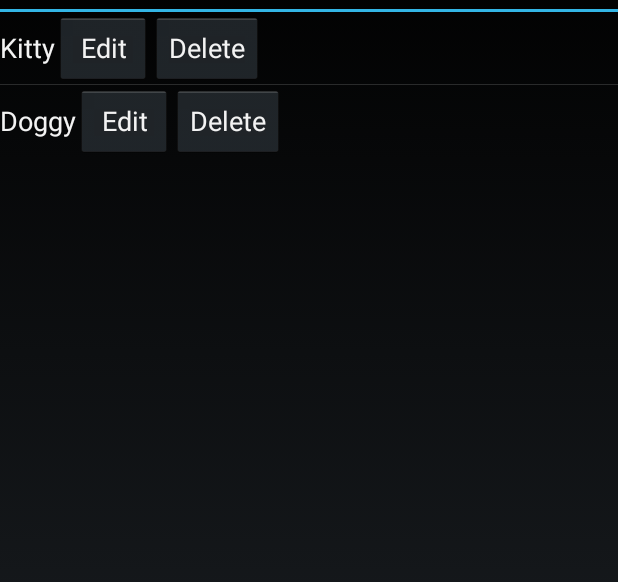
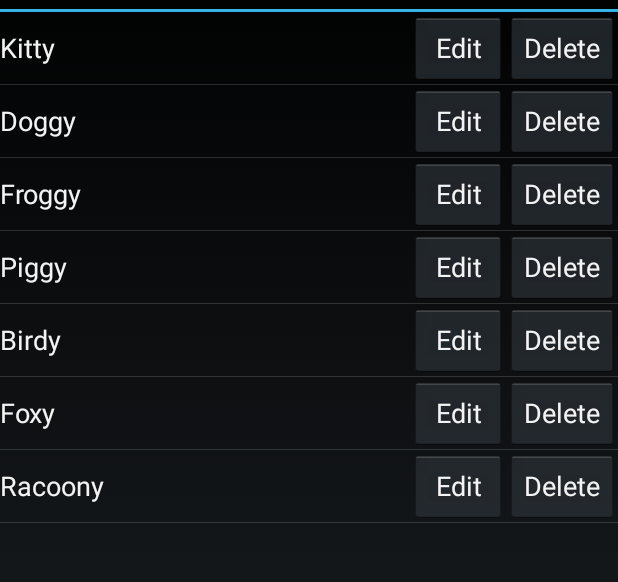
Before and after one commit to mikezanogit/ASCIITTY, an Android app: the screen it shows after launch (MainActivity), on a phone screen of 412 x 824 dp, the part 60-642 px from its top. Run offline under Robolectric (Android 15) with nearby library versions, the phone set to English and light mode, and no system bars.

Commit message:
Trying to add click on edit button

```diff
--- a/app/src/main/java/com/zano/asciitty/app/AsciiItemsFragment.java
+++ b/app/src/main/java/com/zano/asciitty/app/AsciiItemsFragment.java
@@ -18,12 +18,21 @@ import java.util.ArrayList;
  * Created by mamanzan on 5/21/2014.
  */
 public class AsciiItemsFragment extends ListFragment {
+
+
     @Override
     public void onListItemClick(ListView l, View v, int position, long id) {
 
         OnAsciiItemSelectionListener listener = (OnAsciiItemSelectionListener) getActivity();
         listener.onAsciiItemSelected(position);
-        super.onListItemClick(l, v, position, id);
+        //super.onListItemClick(l, v, position, id);
+    }
+
+    @Override
+    public void onViewCreated(View view, Bundle savedInstanceState) {
+
+        //Button edit = view.findViewById(R.id.buttonEdit);
+        super.onViewCreated(view, savedInstanceState);
     }
 
     @Override
--- a/app/src/main/java/com/zano/asciitty/app/MainActivity.java
+++ b/app/src/main/java/com/zano/asciitty/app/MainActivity.java
@@ -10,14 +10,19 @@ import android.view.MenuItem;
 import android.view.View;
 import android.view.ViewGroup;
 import android.os.Build;
-
+import android.view.animation.Animation;
+import android.view.animation.AnimationUtils;
+import android.widget.ViewFlipper;
 
 
 public class MainActivity extends Activity implements OnAsciiItemSelectionListener {
 
 
+    ViewFlipper viewFlipper;
+    Animation   slide_in_left, slide_out_right;
+
     public void onAsciiItemSelected(int index){
-
+        viewFlipper.showNext();
     }
 
     @Override
@@ -29,6 +34,15 @@ public class MainActivity extends Activity implements OnAsciiItemSelectionListen
                     .add(R.id.container, new PlaceholderFragment())
                     .commit();
         }
+
+        viewFlipper = (ViewFlipper) findViewById(R.id.viewFlipper);
+        slide_in_left = AnimationUtils.loadAnimation(this,android.R.anim.slide_in_left);
+        slide_out_right = AnimationUtils.loadAnimation(this,android.R.anim.slide_out_right);
+
+        viewFlipper.setInAnimation(slide_in_left);
+        viewFlipper.setOutAnimation(slide_out_right);
+
+
     }
 
 
--- a/app/src/main/res/layout/activity_main.xml
+++ b/app/src/main/res/layout/activity_main.xml
@@ -13,14 +13,14 @@
         android:id="@+id/viewFlipper" >
 
         <fragment
-            android:layout_width="wrap_content"
-            android:layout_height="wrap_content"
+            android:layout_width="fill_parent"
+            android:layout_height="fill_parent"
             android:name="com.zano.asciitty.app.AsciiItemsFragment"
             android:id="@+id/fragmentAsciiItems" />
 
         <fragment
-            android:layout_width="wrap_content"
-            android:layout_height="wrap_content"
+            android:layout_width="fill_parent"
+            android:layout_height="fill_parent"
             android:name="com.zano.asciitty.app.AsciiEditorFragment"
             android:id="@+id/fragmentAsciiEditor" />
     </ViewFlipper>
--- a/app/src/main/res/layout/fragment_ascii_items.xml
+++ b/app/src/main/res/layout/fragment_ascii_items.xml
@@ -1,8 +1,8 @@
 <?xml version="1.0" encoding="utf-8"?>
 
 <LinearLayout xmlns:android="http://schemas.android.com/apk/res/android"
-    android:orientation="horizontal" android:layout_width="match_parent"
-    android:layout_height="match_parent">
+    android:orientation="horizontal" android:layout_width="fill_parent"
+    android:layout_height="fill_parent">
 
     <TextView
         android:layout_width="0dp"
--- a/app/src/main/res/xml/sample_data.xml
+++ b/app/src/main/res/xml/sample_data.xml
@@ -9,4 +9,24 @@
         <name>Doggy</name>
         <data>456</data>
     </item>
+    <item>
+        <name>Froggy</name>
+        <data>789</data>
+    </item>
+    <item>
+        <name>Piggy</name>
+        <data>012</data>
+    </item>
+    <item>
+        <name>Birdy</name>
+        <data>345</data>
+    </item>
+    <item>
+        <name>Foxy</name>
+        <data>678</data>
+    </item>
+    <item>
+        <name>Racoony</name>
+        <data>901</data>
+    </item>
 </items>
```
Also changed, not shown: 1 other file.
